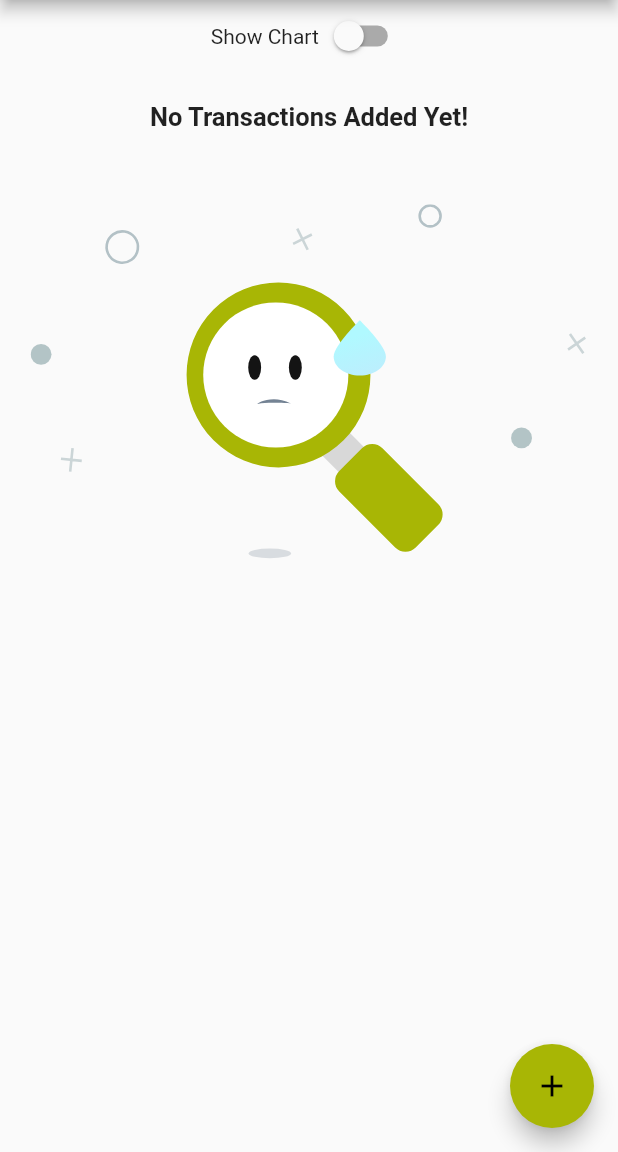
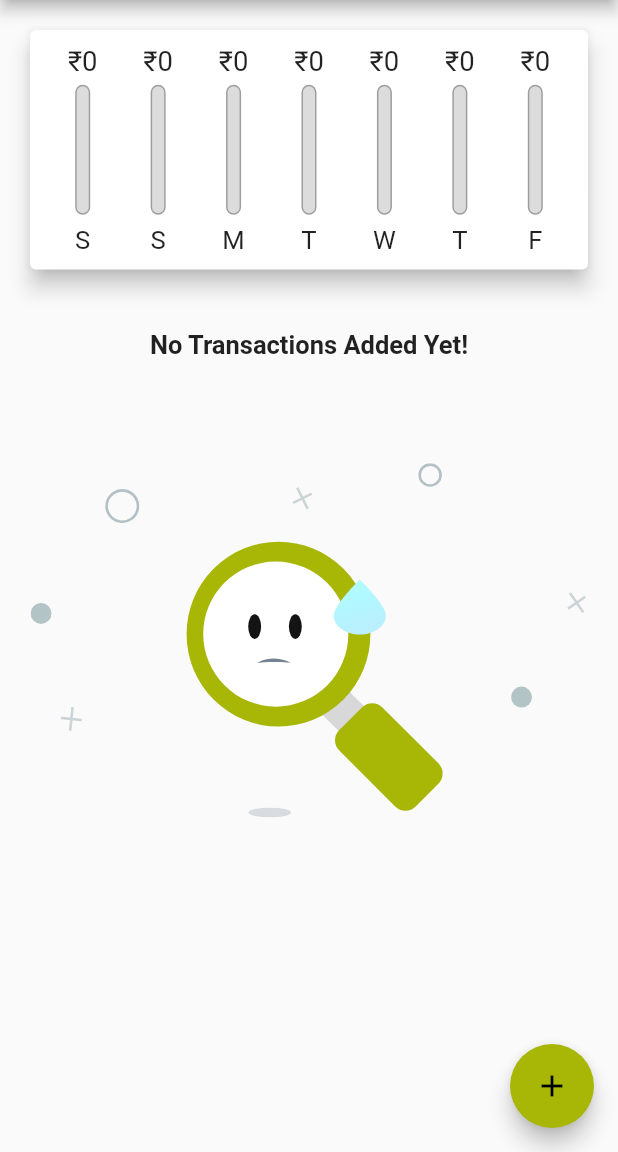
Before and after one commit to Prabhneet-Web/ExpenseTracker, a Flutter app: the screen it shows after launch, on a phone screen of 412 x 824 dp, the part 84-1236 px from its top. Run offline on Flutter 3.47's test engine with Material 2 defaults, Android fonts, the phone set to English and light mode, and no system bars; our stand-ins replace lottie.

```diff
--- a/lib/main.dart
+++ b/lib/main.dart
@@ -8,10 +8,10 @@ Future main() async {
   WidgetsFlutterBinding.ensureInitialized();
 
   //This will set the orientation to the potrait mode only
-  await SystemChrome.setPreferredOrientations([
-    DeviceOrientation.portraitUp,
-    DeviceOrientation.portraitDown,
-  ]);
+  // await SystemChrome.setPreferredOrientations([
+  //   DeviceOrientation.portraitUp,
+  //   DeviceOrientation.portraitDown,
+  // ]);
   runApp(const MyApp());
 }
 
--- a/lib/pages/homePage.dart
+++ b/lib/pages/homePage.dart
@@ -34,6 +34,8 @@ class _MyHomePageState extends State<MyHomePage> {
   );
   @override
   Widget build(BuildContext context) {
+    final isLandscape =
+        MediaQuery.of(context).orientation == Orientation.landscape;
     return Scaffold(
         appBar: appBar,
         body: SafeArea(
@@ -42,10 +44,11 @@ class _MyHomePageState extends State<MyHomePage> {
               builder: (context, value, child) {
                 return Column(
                   children: [
+                    if (isLandscape)
                       Row(
                         mainAxisAlignment: MainAxisAlignment.center,
                         children: [
-                        Text("Show Chart"),
+                          const Text("Show Chart"),
                           Switch(
                               value: _showChart,
                               onChanged: (val) {
@@ -55,15 +58,36 @@ class _MyHomePageState extends State<MyHomePage> {
                               })
                         ],
                       ),
+                    if (!isLandscape)
+                      Container(
+                        height: (MediaQuery.of(context).size.height -
+                                appBar.preferredSize.height -
+                                MediaQuery.of(context).padding.top) *
+                            0.26,
+                        child: Chart(
+                          recentTransactions: value.recentTransactions,
+                        ),
+                      ),
+                    if (!isLandscape)
+                      Container(
+                        height: (MediaQuery.of(context).size.height -
+                                appBar.preferredSize.height -
+                                MediaQuery.of(context).padding.top) *
+                            0.7,
+                        child: TransactionList(
+                            transactions: value.userTransactions,
+                            deleteTransaction: value.deleteTransaction),
+                      ),
+                    if (isLandscape)
                       _showChart
                           ? Container(
                               height: (MediaQuery.of(context).size.height -
                                       appBar.preferredSize.height -
                                       MediaQuery.of(context).padding.top) *
-                                0.23,
-                            child: Chart(
-                              recentTransactions: value.recentTransactions,
-                            ),
+                                  0.7,
+                              child: TransactionList(
+                                  transactions: value.userTransactions,
+                                  deleteTransaction: value.deleteTransaction),
                             )
                           : Container(
                               height: (MediaQuery.of(context).size.height -
--- a/lib/widgets/transactionList.dart
+++ b/lib/widgets/transactionList.dart
@@ -19,7 +19,8 @@ class TransactionList extends StatelessWidget {
   @override
   Widget build(BuildContext context) {
     return transactions.isEmpty
-        ? Column(
+        ? LayoutBuilder(builder: (ctx, constraints) {
+            return Column(
               mainAxisAlignment: MainAxisAlignment.start,
               children: [
                 const SizedBox(height: 20),
@@ -30,9 +31,11 @@ class TransactionList extends StatelessWidget {
                 const SizedBox(height: 20),
                 Lottie.asset(
                   "lib/assets/images/Empty.json",
+                  height: constraints.maxHeight * 0.6
                 ),
               ],
-          )
+            );
+          })
         : ListView.builder(
             itemBuilder: (context, index) {
               return Card(
```
Lines whose indentation alone changed are shown as unchanged.
